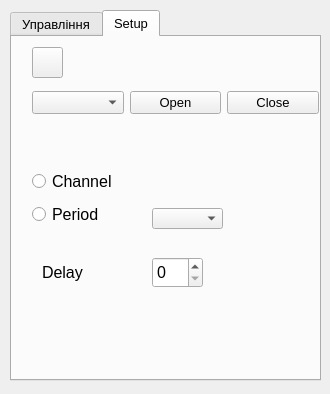
LipinskiWladyslaw/Ghostbuster, file design.ui: the form before one commit.
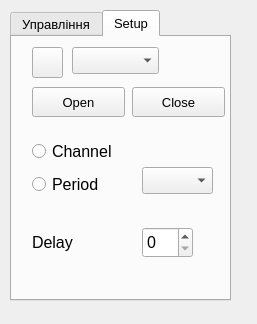
The form after the commit. The open tabs and pages were chosen to show the change. Icons and pictures are not drawn.

Commit message: change the size of the form

Patch:
```diff
--- a/design.ui
+++ b/design.ui
@@ -6,8 +6,8 @@
    <rect>
     <x>0</x>
     <y>0</y>
-    <width>330</width>
-    <height>394</height>
+    <width>257</width>
+    <height>324</height>
    </rect>
   </property>
   <property name="windowTitle">
@@ -23,8 +23,8 @@
     <rect>
      <x>10</x>
      <y>10</y>
-     <width>311</width>
-     <height>371</height>
+     <width>221</width>
+     <height>291</height>
     </rect>
    </property>
    <property name="font">
@@ -197,35 +197,6 @@
     <attribute name="title">
      <string>Setup</string>
     </attribute>
-    <widget class="QWidget" name="layoutWidget_2">
-     <property name="geometry">
-      <rect>
-       <x>20</x>
-       <y>50</y>
-       <width>287</width>
-       <height>32</height>
-      </rect>
-     </property>
-     <layout class="QHBoxLayout" name="horizontalLayout">
-      <item>
-       <widget class="QComboBox" name="comPortComboBox"/>
-      </item>
-      <item>
-       <widget class="QPushButton" name="openComPortButton">
-        <property name="text">
-         <string>Open</string>
-        </property>
-       </widget>
-      </item>
-      <item>
-       <widget class="QPushButton" name="closeComPortButton">
-        <property name="text">
-         <string>Close</string>
-        </property>
-       </widget>
-      </item>
-     </layout>
-    </widget>
     <widget class="QPushButton" name="updateListComPort">
      <property name="geometry">
       <rect>
@@ -247,10 +218,10 @@
     <widget class="QComboBox" name="periodComboBox">
      <property name="geometry">
       <rect>
-       <x>140</x>
-       <y>171</y>
+       <x>130</x>
+       <y>130</y>
        <width>71</width>
-       <height>21</height>
+       <height>27</height>
       </rect>
      </property>
      <property name="font">
@@ -262,8 +233,8 @@
     <widget class="QSpinBox" name="delaySpinBox">
      <property name="geometry">
       <rect>
-       <x>140</x>
-       <y>220</y>
+       <x>130</x>
+       <y>190</y>
        <width>51</width>
        <height>31</height>
       </rect>
@@ -277,8 +248,8 @@
     <widget class="QLabel" name="labelDelay">
      <property name="geometry">
       <rect>
-       <x>30</x>
-       <y>220</y>
+       <x>20</x>
+       <y>190</y>
        <width>71</width>
        <height>31</height>
       </rect>
@@ -296,7 +267,7 @@
      <property name="geometry">
       <rect>
        <x>20</x>
-       <y>130</y>
+       <y>100</y>
        <width>101</width>
        <height>64</height>
       </rect>
@@ -328,6 +299,42 @@
       </item>
      </layout>
     </widget>
+    <widget class="QComboBox" name="comPortComboBox">
+     <property name="geometry">
+      <rect>
+       <x>60</x>
+       <y>10</y>
+       <width>87</width>
+       <height>27</height>
+      </rect>
+     </property>
+    </widget>
+    <widget class="QPushButton" name="openComPortButton">
+     <property name="geometry">
+      <rect>
+       <x>20</x>
+       <y>50</y>
+       <width>93</width>
+       <height>30</height>
+      </rect>
+     </property>
+     <property name="text">
+      <string>Open</string>
+     </property>
+    </widget>
+    <widget class="QPushButton" name="closeComPortButton">
+     <property name="geometry">
+      <rect>
+       <x>120</x>
+       <y>50</y>
+       <width>93</width>
+       <height>30</height>
+      </rect>
+     </property>
+     <property name="text">
+      <string>Close</string>
+     </property>
+    </widget>
    </widget>
   </widget>
  </widget>
```
Left out of the diff: 32 changed lines with no effect on the pictures. The commit also changes 3 other files.
